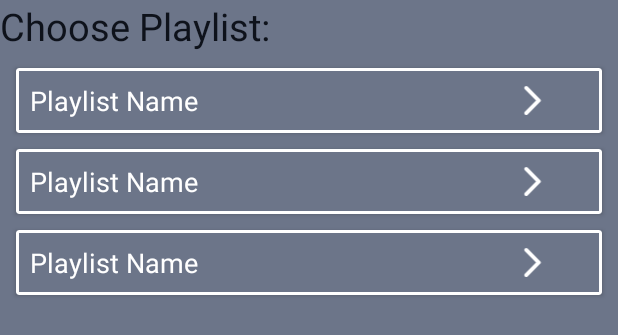
After one commit to Chandigarh-University-students/Music-Player, an Android app: the layout add_to_playlist_dialog.xml on its own in the app's theme, with its tools: preview values and no code run, on a phone screen of 412 x 824 dp. The commit adds this screen. Shown: the top 335 px of the screen. Run offline under Robolectric (Android 15) with nearby library versions, the phone set to English and light mode, and no system bars.

Commit message:
:heavy_plus_sign: add to playlist ui done

```diff
--- /dev/null
+++ b/app/src/main/res/layout/add_to_playlist_dialog.xml
@@ -0,0 +1,27 @@
+<?xml version="1.0" encoding="utf-8"?>
+<LinearLayout xmlns:android="http://schemas.android.com/apk/res/android"
+    xmlns:app="http://schemas.android.com/apk/res-auto"
+    xmlns:tools="http://schemas.android.com/tools"
+    android:layout_width="match_parent"
+    android:layout_height="match_parent"
+    android:background="@color/backgroundColor"
+    android:orientation="vertical">
+
+    <TextView
+        android:layout_width="match_parent"
+        android:layout_height="wrap_content"
+        android:text="@string/choose_playlist"
+        android:textColor="@color/secondaryColor"
+        android:textSize="@dimen/small_text" />
+
+
+    <androidx.recyclerview.widget.RecyclerView
+        android:id="@+id/recyclerViewPlaylists"
+        android:layout_width="match_parent"
+        android:layout_height="wrap_content"
+        android:padding="5dp"
+        android:scrollbarStyle="outsideOverlay"
+        app:layoutManager="androidx.recyclerview.widget.LinearLayoutManager"
+        tools:listitem="@layout/single_playlist_item" />
+
+</LinearLayout>
--- /dev/null
+++ b/app/src/main/res/values/dimens.xml
@@ -0,0 +1,5 @@
+<?xml version="1.0"?>
+<resources>
+    <dimen name="list_item_spacing">16dp</dimen>
+    <dimen name="list_item_spacing_half">8dp</dimen>
+</resources>
--- a/app/src/main/res/values/strings.xml
+++ b/app/src/main/res/values/strings.xml
@@ -15,4 +15,5 @@
     <string name="music_player">Music Player</string>
     <string name="create_playlist">Create Playlist</string>
     <string name="enter_playlist_name">Enter Playlist Name</string>
+    <string name="choose_playlist">Choose Playlist:</string>
 </resources>
```
Also changed, not shown: app/src/main/java/com/projects/musicplayer/adapters/PlaylistDialogAdapter.kt (added, +55 -0 lines), app/src/main/java/com/projects/musicplayer/fragments/AddToPlaylistDialogFragment.kt (added, +147 -0 lines), app/src/main/java/com/projects/musicplayer/fragments/HomeFragment.kt (+89 -26 lines), app/src/main/res/layout/fragment_add_to_playlist_dialog_list_dialog.xml (added, +11 -0 lines), app/src/main/res/layout/fragment_add_to_playlist_dialog_list_dialog_item.xml (added, +13 -0 lines).
